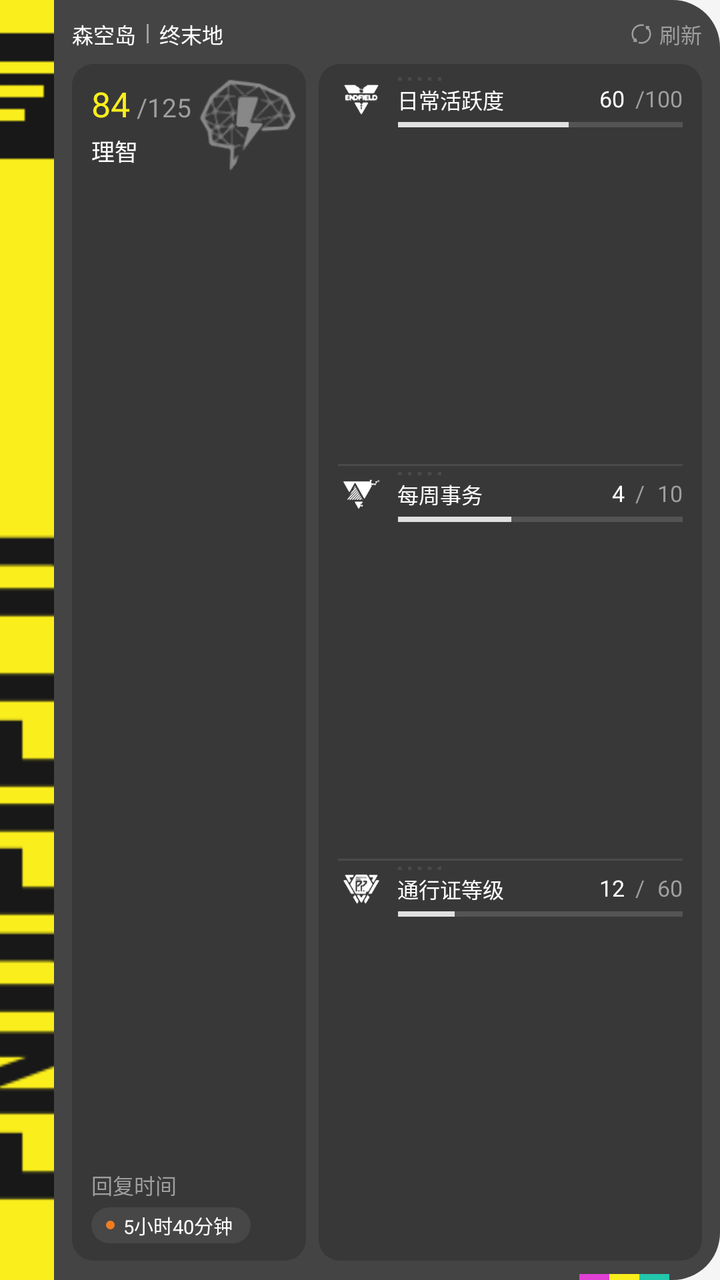
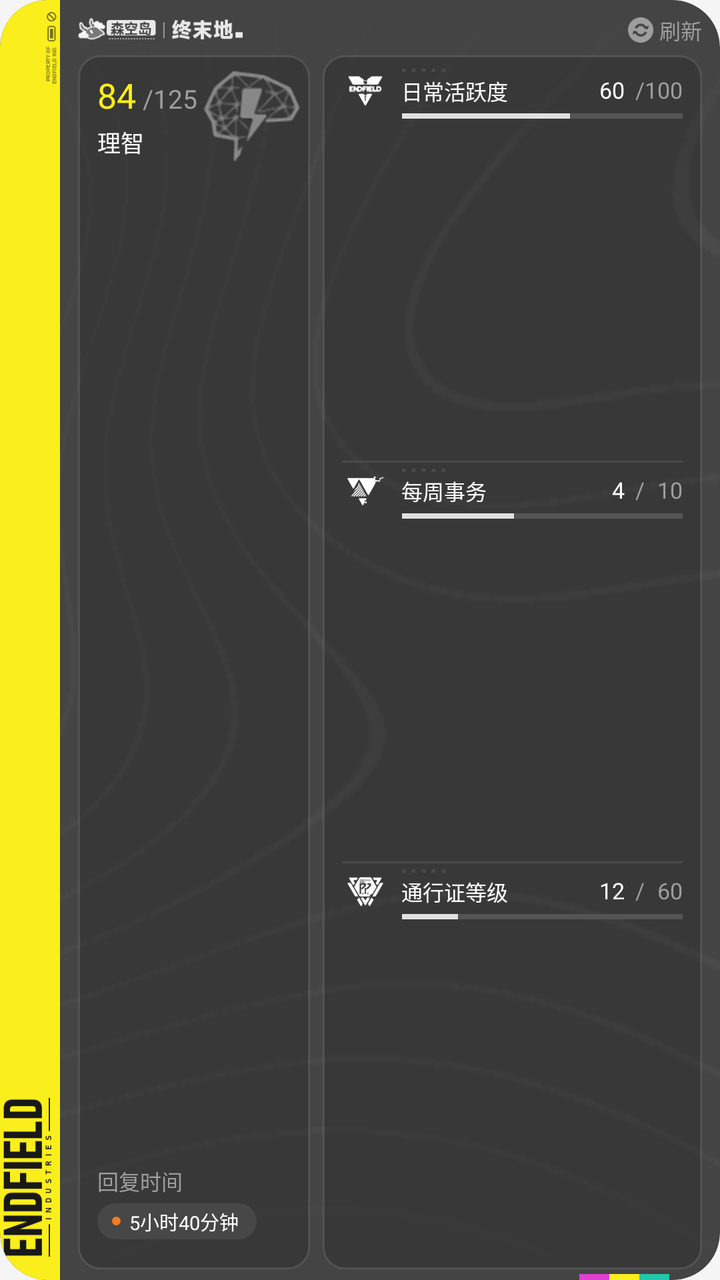

Before-and-after screenshots of an Android layout around one commit, followed by the original layout XML and the change that was made.
<!-- AndroidManifest.xml: application theme Theme.Tsuki -->
<!-- res/layout/endfield_widget_preview.xml -->
<?xml version="1.0" encoding="utf-8"?>
<FrameLayout xmlns:android="http://schemas.android.com/apk/res/android" xmlns:tools="http://schemas.android.com/tools"
    android:id="@android:id/background" android:forceDarkAllowed="false" android:layout_width="match_parent"
    android:layout_height="match_parent" android:background="@drawable/widget_endfield_surface"
    tools:ignore="NestedWeights">
  <LinearLayout android:layout_width="match_parent" android:layout_height="match_parent"
      android:orientation="horizontal" android:baselineAligned="false">
    <ImageView android:layout_width="27dp" android:layout_height="match_parent"
        android:src="@drawable/widget_endfield_band" android:scaleType="centerCrop" android:importantForAccessibility="no" />
    <LinearLayout android:layout_width="0dp" android:layout_height="match_parent" android:layout_weight="1"
        android:orientation="vertical" android:paddingStart="9dp" android:paddingEnd="9dp" android:paddingTop="7.2dp"
        android:paddingBottom="9.72dp">
      <LinearLayout android:layout_width="match_parent" android:layout_height="19.44dp" android:gravity="center_vertical"
          android:orientation="horizontal" android:baselineAligned="false">
        <LinearLayout android:id="@+id/endfield_brand" android:layout_width="wrap_content" android:layout_height="wrap_content"
            android:gravity="center_vertical" android:orientation="horizontal" android:baselineAligned="false">
          <TextView android:layout_width="wrap_content" android:layout_height="wrap_content" android:text="@string/endfield_brand_platform" android:textColor="@color/widget_endfield_text" android:textStyle="bold" style="@style/WidgetEndfield.Brand" />
          <LinearLayout android:layout_width="1dp" android:layout_height="9.72dp" android:layout_marginStart="5.4dp" android:layout_marginEnd="5.4dp" android:background="@color/widget_endfield_secondary" android:orientation="vertical" android:importantForAccessibility="no" />
          <TextView android:layout_width="wrap_content" android:layout_height="wrap_content" android:text="@string/endfield_brand_game" android:textColor="@color/widget_endfield_text" android:textStyle="bold" style="@style/WidgetEndfield.Brand" />
        </LinearLayout>
        <FrameLayout android:id="@+id/endfield_header_space" android:layout_width="0dp" android:layout_height="match_parent"
            android:layout_weight="1" />
        <LinearLayout android:layout_width="wrap_content" android:layout_height="match_parent" android:paddingStart="7.2dp"
            android:paddingEnd="0dp" android:gravity="center_vertical" android:orientation="horizontal" android:baselineAligned="false"
            tools:ignore="UseCompoundDrawables">
          <ImageView android:layout_width="12dp" android:layout_height="12dp"
              android:src="@drawable/widget_refresh" android:tint="@color/widget_endfield_secondary" android:importantForAccessibility="no" />
          <TextView android:layout_width="wrap_content" android:layout_height="wrap_content" android:text="@string/status_refresh" android:textColor="@color/widget_endfield_secondary" android:layout_marginStart="2.88dp" style="@style/WidgetEndfield.Brand" />
        </LinearLayout>
      </LinearLayout>
      <LinearLayout android:layout_width="match_parent" android:layout_height="0dp" android:layout_weight="1" android:layout_marginTop="5.4dp"
          android:orientation="horizontal" android:baselineAligned="false">
        <FrameLayout android:layout_width="0dp" android:layout_height="match_parent"
            android:layout_weight="0.76" android:layout_marginEnd="6.48dp" android:background="@drawable/widget_endfield_panel">
          <ImageView android:layout_width="50.4dp" android:layout_height="50.4dp" android:layout_gravity="top|end"
              android:layout_marginTop="5.4dp" android:layout_marginEnd="3.6dp" android:alpha="0.4" android:scaleType="fitCenter"
              android:src="@drawable/widget_endfield_sanity" android:importantForAccessibility="no" />
          <LinearLayout android:layout_width="match_parent" android:layout_height="match_parent"
              android:orientation="vertical" android:paddingStart="9.72dp" android:paddingEnd="8.64dp" android:paddingTop="10.8dp"
              android:paddingBottom="8.64dp">
            <TextView android:layout_width="match_parent" android:layout_height="wrap_content" android:text="@string/endfield_preview_sanity" android:textColor="@color/widget_endfield_text" style="@style/WidgetEndfield.Amount" />
            <TextView android:layout_width="wrap_content" android:layout_height="wrap_content" android:text="@string/endfield_label_sanity" android:textColor="@color/widget_endfield_text" android:layout_marginTop="3.6dp" style="@style/WidgetEndfield.SanityLabel" />
            <FrameLayout android:id="@+id/endfield_sanity_space" android:layout_width="match_parent" android:layout_height="0dp"
                android:layout_weight="1" />
            <TextView android:layout_width="wrap_content" android:layout_height="wrap_content" android:text="@string/endfield_label_recovery" android:textColor="@color/widget_endfield_secondary" style="@style/WidgetEndfield.Caption" />
            <LinearLayout android:layout_width="wrap_content" android:layout_height="18dp"
                android:layout_marginTop="3.6dp" android:paddingStart="7.2dp" android:paddingEnd="9dp" android:gravity="center_vertical"
                android:background="@drawable/widget_endfield_pill" android:orientation="horizontal" android:baselineAligned="false"
                tools:ignore="UseCompoundDrawables">
              <ImageView android:layout_width="4.32dp" android:layout_height="4.32dp"
                  android:layout_marginEnd="4.32dp" android:src="@drawable/widget_endfield_dot" android:importantForAccessibility="no" />
              <TextView android:layout_width="wrap_content" android:layout_height="wrap_content" android:text="@string/endfield_preview_sanity_time" android:textColor="@color/widget_endfield_text" style="@style/WidgetEndfield.Pill" />
            </LinearLayout>
          </LinearLayout>
        </FrameLayout>
        <LinearLayout android:layout_width="0dp" android:layout_height="match_parent" android:layout_weight="1.24"
            android:orientation="vertical" android:paddingStart="9.72dp" android:paddingEnd="9.72dp" android:paddingTop="3.6dp"
            android:paddingBottom="3.6dp" android:background="@drawable/widget_endfield_panel">
          <LinearLayout android:layout_width="match_parent" android:layout_height="0dp"
              android:layout_weight="1" android:orientation="vertical" android:gravity="top" android:paddingTop="2.88dp"
              android:baselineAligned="false">
            <ImageView android:layout_width="21.6dp" android:layout_height="1.8dp"
                android:layout_marginStart="29.88dp" android:src="@drawable/widget_endfield_dots" android:scaleType="fitXY"
                android:importantForAccessibility="no" />
            <LinearLayout android:layout_width="match_parent" android:layout_height="wrap_content"
                android:layout_marginTop="1.8dp" android:orientation="horizontal" android:gravity="center_vertical"
                android:baselineAligned="false">
              <ImageView android:layout_width="23.4dp" android:layout_height="15.6dp"
                  android:scaleType="fitCenter" android:src="@drawable/widget_endfield_daily" android:importantForAccessibility="no" />
              <TextView android:layout_width="0dp" android:layout_height="wrap_content" android:text="@string/endfield_label_daily" android:textColor="@color/widget_endfield_text" android:layout_marginStart="6.48dp" android:layout_weight="1" style="@style/WidgetEndfield.Row" />
              <TextView android:layout_width="wrap_content" android:layout_height="wrap_content" android:text="@string/endfield_preview_daily" android:textColor="@color/widget_endfield_text" style="@style/WidgetEndfield.Value" />
            </LinearLayout>
            <LinearLayout android:layout_width="match_parent" android:layout_height="2.52dp" android:layout_marginTop="3.24dp" android:layout_marginStart="29.88dp" android:orientation="horizontal" android:layoutDirection="ltr" android:gravity="start" android:baselineAligned="false" android:weightSum="1.66667" android:background="@color/widget_endfield_track" android:importantForAccessibility="no">
              <LinearLayout android:layout_width="0dp" android:layout_height="match_parent" android:layout_weight="1" android:orientation="vertical" android:background="@color/widget_endfield_fill" android:importantForAccessibility="no" />
            </LinearLayout>
          </LinearLayout>
          <LinearLayout android:id="@+id/endfield_divider_1" android:layout_width="match_parent" android:layout_height="1dp" android:background="@color/widget_endfield_divider" android:orientation="vertical" android:importantForAccessibility="no" />
          <LinearLayout android:layout_width="match_parent" android:layout_height="0dp"
              android:layout_weight="1" android:orientation="vertical" android:gravity="top" android:paddingTop="2.88dp"
              android:baselineAligned="false">
            <ImageView android:layout_width="21.6dp" android:layout_height="1.8dp"
                android:layout_marginStart="29.88dp" android:src="@drawable/widget_endfield_dots" android:scaleType="fitXY"
                android:importantForAccessibility="no" />
            <LinearLayout android:layout_width="match_parent" android:layout_height="wrap_content"
                android:layout_marginTop="1.8dp" android:orientation="horizontal" android:gravity="center_vertical"
                android:baselineAligned="false">
              <ImageView android:layout_width="23.4dp" android:layout_height="15.6dp"
                  android:scaleType="fitCenter" android:src="@drawable/widget_endfield_weekly" android:importantForAccessibility="no" />
              <TextView android:layout_width="0dp" android:layout_height="wrap_content" android:text="@string/endfield_label_weekly" android:textColor="@color/widget_endfield_text" android:layout_marginStart="6.48dp" android:layout_weight="1" style="@style/WidgetEndfield.Row" />
              <TextView android:layout_width="wrap_content" android:layout_height="wrap_content" android:text="@string/endfield_preview_weekly" android:textColor="@color/widget_endfield_text" style="@style/WidgetEndfield.Value" />
            </LinearLayout>
            <LinearLayout android:layout_width="match_parent" android:layout_height="2.52dp" android:layout_marginTop="3.24dp" android:layout_marginStart="29.88dp" android:orientation="horizontal" android:layoutDirection="ltr" android:gravity="start" android:baselineAligned="false" android:weightSum="2.5" android:background="@color/widget_endfield_track" android:importantForAccessibility="no">
              <LinearLayout android:layout_width="0dp" android:layout_height="match_parent" android:layout_weight="1" android:orientation="vertical" android:background="@color/widget_endfield_fill" android:importantForAccessibility="no" />
            </LinearLayout>
          </LinearLayout>
          <LinearLayout android:id="@+id/endfield_divider_2" android:layout_width="match_parent" android:layout_height="1dp" android:background="@color/widget_endfield_divider" android:orientation="vertical" android:importantForAccessibility="no" />
          <LinearLayout android:layout_width="match_parent" android:layout_height="0dp"
              android:layout_weight="1" android:orientation="vertical" android:gravity="top" android:paddingTop="2.88dp"
              android:baselineAligned="false">
            <ImageView android:layout_width="21.6dp" android:layout_height="1.8dp"
                android:layout_marginStart="29.88dp" android:src="@drawable/widget_endfield_dots" android:scaleType="fitXY"
                android:importantForAccessibility="no" />
            <LinearLayout android:layout_width="match_parent" android:layout_height="wrap_content"
                android:layout_marginTop="1.8dp" android:orientation="horizontal" android:gravity="center_vertical"
                android:baselineAligned="false">
              <ImageView android:layout_width="23.4dp" android:layout_height="15.6dp"
                  android:scaleType="fitCenter" android:src="@drawable/widget_endfield_pass" android:importantForAccessibility="no" />
              <TextView android:layout_width="0dp" android:layout_height="wrap_content" android:text="@string/endfield_label_pass" android:textColor="@color/widget_endfield_text" android:layout_marginStart="6.48dp" android:layout_weight="1" style="@style/WidgetEndfield.Row" />
              <TextView android:layout_width="wrap_content" android:layout_height="wrap_content" android:text="@string/endfield_preview_pass" android:textColor="@color/widget_endfield_text" style="@style/WidgetEndfield.Value" />
            </LinearLayout>
            <LinearLayout android:layout_width="match_parent" android:layout_height="2.52dp" android:layout_marginTop="3.24dp" android:layout_marginStart="29.88dp" android:orientation="horizontal" android:layoutDirection="ltr" android:gravity="start" android:baselineAligned="false" android:weightSum="5" android:background="@color/widget_endfield_track" android:importantForAccessibility="no">
              <LinearLayout android:layout_width="0dp" android:layout_height="match_parent" android:layout_weight="1" android:orientation="vertical" android:background="@color/widget_endfield_fill" android:importantForAccessibility="no" />
            </LinearLayout>
          </LinearLayout>
        </LinearLayout>
      </LinearLayout>
    </LinearLayout>
  </LinearLayout>
  <LinearLayout android:layout_width="wrap_content" android:layout_height="2.88dp"
      android:layout_gravity="bottom|end" android:layout_marginEnd="25.2dp" android:orientation="horizontal"
      android:importantForAccessibility="no">
    <LinearLayout android:layout_width="15.12dp" android:layout_height="match_parent" android:background="@color/widget_endfield_magenta" android:orientation="vertical" android:importantForAccessibility="no" />
    <LinearLayout android:layout_width="15.12dp" android:layout_height="match_parent" android:background="@color/widget_endfield_yellow" android:orientation="vertical" android:importantForAccessibility="no" />
    <LinearLayout android:layout_width="15.12dp" android:layout_height="match_parent" android:background="@color/widget_endfield_cyan" android:orientation="vertical" android:importantForAccessibility="no" />
  </LinearLayout>
</FrameLayout>
<!-- resources referenced by this layout -->
<resources>
  <color name="widget_endfield_cyan">#FF22C7AC</color>
  <color name="widget_endfield_divider">#FF4A4A4A</color>
  <color name="widget_endfield_fill">#FFE0E0E0</color>
  <color name="widget_endfield_magenta">#FFE040D3</color>
  <color name="widget_endfield_secondary">#FF9E9E9E</color>
  <color name="widget_endfield_text">#FFFFFFFF</color>
  <color name="widget_endfield_track">#FF545454</color>
  <color name="widget_endfield_yellow">#FFFAEE1C</color>
  <!-- drawable widget_endfield_band: png bitmap (drawable-nodpi, 3541 bytes) -->
  <!-- drawable widget_endfield_panel (drawable) -->
  <?xml version="1.0" encoding="utf-8"?>
  <shape xmlns:android="http://schemas.android.com/apk/res/android" android:shape="rectangle">
      <solid android:color="@color/widget_endfield_panel" />
      <corners android:radius="10.8dp" />
  </shape>
  <!-- drawable widget_refresh (drawable) -->
  <?xml version="1.0" encoding="utf-8"?>
  <vector xmlns:android="http://schemas.android.com/apk/res/android" android:width="24dp" android:height="24dp"
      android:viewportWidth="1225.2" android:viewportHeight="1225.2">
      <path android:fillColor="#FFFFFFFF" android:fillType="nonZero" android:pathData="M1025.1,245.1 L1004.1,272.1 Q998.1,280.1,998.1,287.6 Q998.1,295.1,1005.1,304.1 Q1066.1,385.1,1092.6,481.1 Q1119.1,577.1,1107.6,675.6 Q1096.1,774.1,1044.1,862.1 Q988.1,958.1,899.1,1020.6 Q810.1,1083.1,702.6,1103.1 Q595.1,1123.1,485.1,1095.1 Q471.1,1091.1,466.1,1079.6 Q461.1,1068.1,467.1,1057.1 L483.1,1030.1 Q489.1,1018.1,496.1,1015.6 Q503.1,1013.1,515.1,1015.1 Q605.1,1035.1,692.6,1017.6 Q780.1,1000.1,852.6,949.1 Q925.1,898.1,970.1,819.1 Q1012.1,747.1,1022.6,666.6 Q1033.1,586.1,1012.6,508.6 Q992.1,431.1,945.1,367.1 Q942.1,363.1,937.6,363.1 Q933.1,363.1,929.1,368.1 L913.1,388.1 Q907.1,395.1,898.1,397.1 Q889.1,399.1,881.1,394.1 Q873.1,389.1,869.1,375.1 L831.1,232.1 Q828.1,220.1,834.6,211.1 Q841.1,202.1,854.1,202.1 L1008.1,206.1 Q1019.1,206.1,1025.1,212.6 Q1031.1,219.1,1031.1,228.6 Q1031.1,238.1,1025.1,245.1 Z M744.1,166.1 L728.1,194.1 Q720.1,212.1,693.1,207.1 Q606.1,191.1,522.1,210.1 Q438.1,229.1,368.6,279.6 Q299.1,330.1,255.1,406.1 Q214.1,477.1,203.1,556.6 Q192.1,636.1,211.6,713.1 Q231.1,790.1,277.1,854.1 Q281.1,859.1,287.6,859.1 Q294.1,859.1,298.1,854.1 L317.1,831.1 Q327.1,820.1,340.1,823.1 Q353.1,826.1,357.1,840.1 L396.1,982.1 Q401.1,999.1,395.1,1009.6 Q389.1,1020.1,374.1,1019.1 L219.1,1015.1 Q209.1,1015.1,203.6,1008.6 Q198.1,1002.1,197.6,993.6 Q197.1,985.1,201.1,979.1 L219.1,954.1 Q226.1,945.1,226.6,937.6 Q227.1,930.1,222.1,923.1 Q160.1,843.1,133.1,747.1 Q106.1,651.1,117.6,551.6 Q129.1,452.1,181.1,363.1 Q235.1,269.1,322.1,207.6 Q409.1,146.1,513.6,124.1 Q618.1,102.1,724.1,126.1 Q740.1,130.1,745.6,142.6 Q751.1,155.1,744.1,166.1 Z" />
  </vector>
  <string name="endfield_brand_game">终末地</string>
  <string name="endfield_brand_platform">森空岛</string>
  <string name="endfield_label_daily">日常活跃度</string>
  <string name="endfield_label_pass">通行证等级</string>
  <string name="endfield_label_recovery">回复时间</string>
  <string name="endfield_label_sanity">理智</string>
  <string name="endfield_label_weekly">每周事务</string>
  <string name="endfield_preview_daily" translatable="false">60<font color="#FF9E9E9E">\u0020\u0020/100</font></string>
  <string name="endfield_preview_sanity_time">5小时40分钟</string>
  <string name="status_refresh">刷新</string>
  <color name="widget_endfield_dot">#FFF27D1E</color>
  <color name="widget_endfield_panel">#FF383838</color>
  <color name="widget_endfield_pill">#FF474747</color>
  <color name="widget_endfield_surface">#FF444444</color>
  <dimen name="widget_endfield_amount">17.2dp</dimen>
  <dimen name="widget_endfield_brand">10.8dp</dimen>
  <dimen name="widget_endfield_caption">10.8dp</dimen>
  <dimen name="widget_endfield_pill">9.6dp</dimen>
  <dimen name="widget_endfield_row">10.8dp</dimen>
  <dimen name="widget_endfield_sanity_label">11.6dp</dimen>
  <dimen name="widget_endfield_value">11.4dp</dimen>
  <!-- unchanged entries left out for length: 19 -->
</resources>

<!-- the commit's change to res/layout/endfield_widget_preview.xml (unified diff, before → after) -->
@@ -1,34 +1,42 @@
 <?xml version="1.0" encoding="utf-8"?>
 <FrameLayout xmlns:android="http://schemas.android.com/apk/res/android" xmlns:tools="http://schemas.android.com/tools"
     android:id="@android:id/background" android:forceDarkAllowed="false" android:layout_width="match_parent"
-    android:layout_height="match_parent" android:background="@drawable/widget_endfield_surface"
+    android:layout_height="match_parent" android:background="@drawable/widget_endfield_surface" android:clipToOutline="true"
     tools:ignore="NestedWeights">
+  <ImageView android:layout_width="match_parent" android:layout_height="match_parent"
+      android:src="@drawable/widget_endfield_texture" android:scaleType="centerCrop" android:importantForAccessibility="no" />
   <LinearLayout android:layout_width="match_parent" android:layout_height="match_parent"
       android:orientation="horizontal" android:baselineAligned="false">
-    <ImageView android:layout_width="27dp" android:layout_height="match_parent"
-        android:src="@drawable/widget_endfield_band" android:scaleType="centerCrop" android:importantForAccessibility="no" />
+    <FrameLayout android:layout_width="wrap_content" android:layout_height="match_parent">
+      <ImageView android:layout_width="30dp" android:layout_height="match_parent"
+          android:background="@drawable/widget_endfield_band_shape" android:importantForAccessibility="no" />
+      <ImageView android:layout_width="30dp" android:layout_height="37.19dp"
+          android:layout_gravity="top" android:layout_marginTop="5.4dp" android:src="@drawable/widget_endfield_band_marks"
+          android:scaleType="fitCenter" android:importantForAccessibility="no" />
+      <ImageView android:layout_width="30dp" android:layout_height="80.63dp"
+          android:layout_gravity="bottom" android:layout_marginBottom="11dp" android:src="@drawable/widget_endfield_band_word"
+          android:scaleType="fitCenter" android:importantForAccessibility="no" />
+    </FrameLayout>
     <LinearLayout android:layout_width="0dp" android:layout_height="match_parent" android:layout_weight="1"
-        android:orientation="vertical" android:paddingStart="9dp" android:paddingEnd="9dp" android:paddingTop="7.2dp"
-        android:paddingBottom="9.72dp">
+        android:orientation="vertical" android:paddingStart="9dp" android:paddingEnd="9dp" android:paddingTop="5.4dp"
+        android:paddingBottom="5.4dp">
       <LinearLayout android:layout_width="match_parent" android:layout_height="19.44dp" android:gravity="center_vertical"
           android:orientation="horizontal" android:baselineAligned="false">
         <LinearLayout android:id="@+id/endfield_brand" android:layout_width="wrap_content" android:layout_height="wrap_content"
             android:gravity="center_vertical" android:orientation="horizontal" android:baselineAligned="false">
-          <TextView android:layout_width="wrap_content" android:layout_height="wrap_content" android:text="@string/endfield_brand_platform" android:textColor="@color/widget_endfield_text" android:textStyle="bold" style="@style/WidgetEndfield.Brand" />
-          <LinearLayout android:layout_width="1dp" android:layout_height="9.72dp" android:layout_marginStart="5.4dp" android:layout_marginEnd="5.4dp" android:background="@color/widget_endfield_secondary" android:orientation="vertical" android:importantForAccessibility="no" />
-          <TextView android:layout_width="wrap_content" android:layout_height="wrap_content" android:text="@string/endfield_brand_game" android:textColor="@color/widget_endfield_text" android:textStyle="bold" style="@style/WidgetEndfield.Brand" />
+          <ImageView android:layout_width="82.22dp" android:layout_height="13.2dp" android:scaleType="fitCenter" android:src="@drawable/widget_endfield_brand" android:importantForAccessibility="no" />
         </LinearLayout>
         <FrameLayout android:id="@+id/endfield_header_space" android:layout_width="0dp" android:layout_height="match_parent"
             android:layout_weight="1" />
         <LinearLayout android:layout_width="wrap_content" android:layout_height="match_parent" android:paddingStart="7.2dp"
             android:paddingEnd="0dp" android:gravity="center_vertical" android:orientation="horizontal" android:baselineAligned="false"
             tools:ignore="UseCompoundDrawables">
-          <ImageView android:layout_width="12dp" android:layout_height="12dp"
-              android:src="@drawable/widget_refresh" android:tint="@color/widget_endfield_secondary" android:importantForAccessibility="no" />
+          <ImageView android:layout_width="12.6dp" android:layout_height="12.6dp"
+              android:src="@drawable/widget_endfield_refresh" android:tint="@color/widget_endfield_secondary" android:importantForAccessibility="no" />
           <TextView android:layout_width="wrap_content" android:layout_height="wrap_content" android:text="@string/status_refresh" android:textColor="@color/widget_endfield_secondary" android:layout_marginStart="2.88dp" style="@style/WidgetEndfield.Brand" />
         </LinearLayout>
       </LinearLayout>
-      <LinearLayout android:layout_width="match_parent" android:layout_height="0dp" android:layout_weight="1" android:layout_marginTop="5.4dp"
+      <LinearLayout android:layout_width="match_parent" android:layout_height="0dp" android:layout_weight="1" android:layout_marginTop="3dp"
           android:orientation="horizontal" android:baselineAligned="false">
         <FrameLayout android:layout_width="0dp" android:layout_height="match_parent"
             android:layout_weight="0.76" android:layout_marginEnd="6.48dp" android:background="@drawable/widget_endfield_panel">
@@ -37,7 +45,7 @@
               android:src="@drawable/widget_endfield_sanity" android:importantForAccessibility="no" />
           <LinearLayout android:layout_width="match_parent" android:layout_height="match_parent"
               android:orientation="vertical" android:paddingStart="9.72dp" android:paddingEnd="8.64dp" android:paddingTop="10.8dp"
-              android:paddingBottom="8.64dp">
+              android:paddingBottom="15.12dp">
             <TextView android:layout_width="match_parent" android:layout_height="wrap_content" android:text="@string/endfield_preview_sanity" android:textColor="@color/widget_endfield_text" style="@style/WidgetEndfield.Amount" />
             <TextView android:layout_width="wrap_content" android:layout_height="wrap_content" android:text="@string/endfield_label_sanity" android:textColor="@color/widget_endfield_text" android:layout_marginTop="3.6dp" style="@style/WidgetEndfield.SanityLabel" />
             <FrameLayout android:id="@+id/endfield_sanity_space" android:layout_width="match_parent" android:layout_height="0dp"
<!-- resource entries referenced after the edit -->
@@ -8,21 +8,25 @@
   <color name="widget_endfield_text">#FFFFFFFF</color>
   <color name="widget_endfield_track">#FF545454</color>
   <color name="widget_endfield_yellow">#FFFAEE1C</color>
-  <!-- drawable widget_endfield_band: png bitmap (drawable-nodpi, 3541 bytes) -->
+  <!-- drawable widget_endfield_band_marks: png bitmap (drawable-nodpi, 1162 bytes) -->
+  <!-- drawable widget_endfield_band_shape (drawable) -->
+  <?xml version="1.0" encoding="utf-8"?>
+  <shape xmlns:android="http://schemas.android.com/apk/res/android" android:shape="rectangle">
+      <solid android:color="@color/widget_endfield_yellow" />
+      <corners android:topLeftRadius="23.76dp" android:bottomLeftRadius="23.76dp" android:topRightRadius="0dp"
+          android:bottomRightRadius="0dp" />
+  </shape>
+  <!-- drawable widget_endfield_band_word: png bitmap (drawable-nodpi, 2534 bytes) -->
+  <!-- drawable widget_endfield_brand: png bitmap (drawable-nodpi, 8538 bytes) -->
   <!-- drawable widget_endfield_panel (drawable) -->
   <?xml version="1.0" encoding="utf-8"?>
   <shape xmlns:android="http://schemas.android.com/apk/res/android" android:shape="rectangle">
       <solid android:color="@color/widget_endfield_panel" />
+      <stroke android:width="1dp" android:color="@color/widget_endfield_panel_rim" />
       <corners android:radius="10.8dp" />
   </shape>
-  <!-- drawable widget_refresh (drawable) -->
-  <?xml version="1.0" encoding="utf-8"?>
-  <vector xmlns:android="http://schemas.android.com/apk/res/android" android:width="24dp" android:height="24dp"
-      android:viewportWidth="1225.2" android:viewportHeight="1225.2">
-      <path android:fillColor="#FFFFFFFF" android:fillType="nonZero" android:pathData="M1025.1,245.1 L1004.1,272.1 Q998.1,280.1,998.1,287.6 Q998.1,295.1,1005.1,304.1 Q1066.1,385.1,1092.6,481.1 Q1119.1,577.1,1107.6,675.6 Q1096.1,774.1,1044.1,862.1 Q988.1,958.1,899.1,1020.6 Q810.1,1083.1,702.6,1103.1 Q595.1,1123.1,485.1,1095.1 Q471.1,1091.1,466.1,1079.6 Q461.1,1068.1,467.1,1057.1 L483.1,1030.1 Q489.1,1018.1,496.1,1015.6 Q503.1,1013.1,515.1,1015.1 Q605.1,1035.1,692.6,1017.6 Q780.1,1000.1,852.6,949.1 Q925.1,898.1,970.1,819.1 Q1012.1,747.1,1022.6,666.6 Q1033.1,586.1,1012.6,508.6 Q992.1,431.1,945.1,367.1 Q942.1,363.1,937.6,363.1 Q933.1,363.1,929.1,368.1 L913.1,388.1 Q907.1,395.1,898.1,397.1 Q889.1,399.1,881.1,394.1 Q873.1,389.1,869.1,375.1 L831.1,232.1 Q828.1,220.1,834.6,211.1 Q841.1,202.1,854.1,202.1 L1008.1,206.1 Q1019.1,206.1,1025.1,212.6 Q1031.1,219.1,1031.1,228.6 Q1031.1,238.1,1025.1,245.1 Z M744.1,166.1 L728.1,194.1 Q720.1,212.1,693.1,207.1 Q606.1,191.1,522.1,210.1 Q438.1,229.1,368.6,279.6 Q299.1,330.1,255.1,406.1 Q214.1,477.1,203.1,556.6 Q192.1,636.1,211.6,713.1 Q231.1,790.1,277.1,854.1 Q281.1,859.1,287.6,859.1 Q294.1,859.1,298.1,854.1 L317.1,831.1 Q327.1,820.1,340.1,823.1 Q353.1,826.1,357.1,840.1 L396.1,982.1 Q401.1,999.1,395.1,1009.6 Q389.1,1020.1,374.1,1019.1 L219.1,1015.1 Q209.1,1015.1,203.6,1008.6 Q198.1,1002.1,197.6,993.6 Q197.1,985.1,201.1,979.1 L219.1,954.1 Q226.1,945.1,226.6,937.6 Q227.1,930.1,222.1,923.1 Q160.1,843.1,133.1,747.1 Q106.1,651.1,117.6,551.6 Q129.1,452.1,181.1,363.1 Q235.1,269.1,322.1,207.6 Q409.1,146.1,513.6,124.1 Q618.1,102.1,724.1,126.1 Q740.1,130.1,745.6,142.6 Q751.1,155.1,744.1,166.1 Z" />
-  </vector>
-  <string name="endfield_brand_game">终末地</string>
-  <string name="endfield_brand_platform">森空岛</string>
+  <!-- drawable widget_endfield_refresh: png bitmap (drawable-nodpi, 1501 bytes) -->
+  <!-- drawable widget_endfield_texture: png bitmap (drawable-nodpi, 40432 bytes) -->
   <string name="endfield_label_daily">日常活跃度</string>
   <string name="endfield_label_pass">通行证等级</string>
   <string name="endfield_label_recovery">回复时间</string>
@@ -32,7 +36,8 @@
   <string name="endfield_preview_sanity_time">5小时40分钟</string>
   <string name="status_refresh">刷新</string>
   <color name="widget_endfield_dot">#FFF27D1E</color>
-  <color name="widget_endfield_panel">#FF383838</color>
+  <color name="widget_endfield_panel">#2E000000</color>
+  <color name="widget_endfield_panel_rim">#1AFFFFFF</color>
   <color name="widget_endfield_pill">#FF474747</color>
   <color name="widget_endfield_surface">#FF444444</color>
   <dimen name="widget_endfield_amount">17.2dp</dimen>
